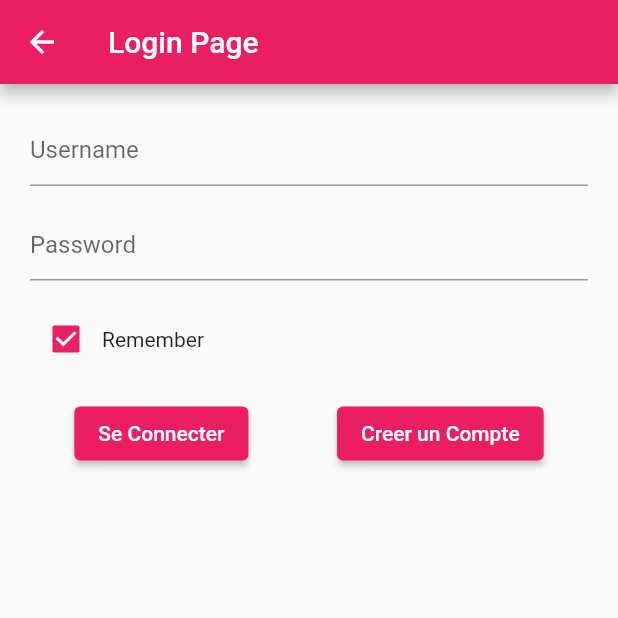
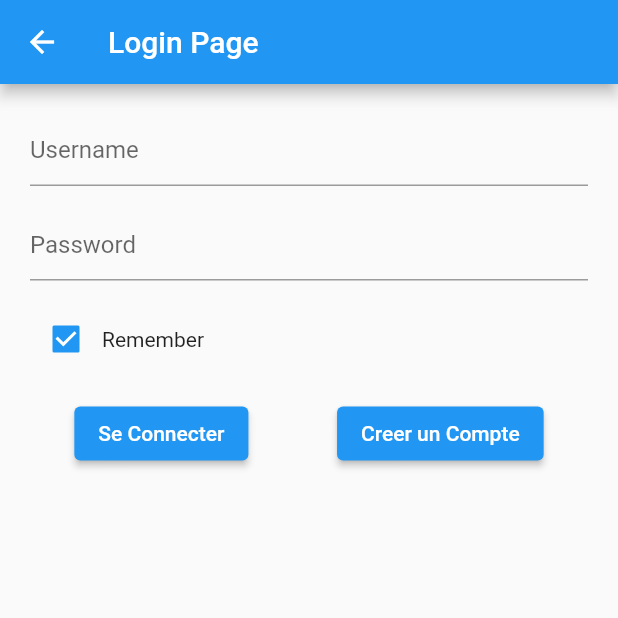
Before and after one commit to Djeevs-Jean/flutter_esih_ecommerce, a Flutter app: the screen it shows after launch, in the side drawer, after a tap on "Connecter", on a phone screen of 412 x 824 dp, the top half of it. Run offline on Flutter 3.47's test engine with Material 2 defaults, Android fonts, the phone set to English and light mode, and no system bars; our stand-ins replace shared_preferences; network calls fail.

Commit message:
add myapp

```diff
--- a/lib/main.dart
+++ b/lib/main.dart
@@ -16,9 +16,9 @@ class MyApp extends StatelessWidget {
   @override
   Widget build(BuildContext context) {
     return MaterialApp(
-      title: 'Flutter Demo',
+      title: 'Flutter E-commerce',
       theme: ThemeData(
-        primarySwatch: Colors.pink,
+        primarySwatch: Colors.blue,
       ),
       home: const MainScreen()
     );
```
